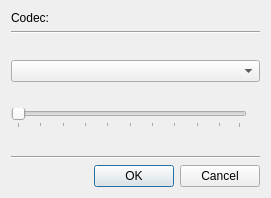
First picture: the form in examples/c++/qt/deep-diver-with-c-api/writeoptions.ui, repository HappySeaFox/sail, before the edit.
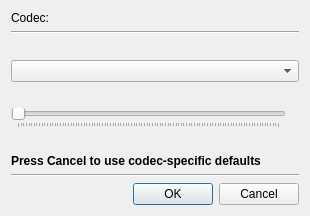
Second picture: the form after the edit.

Commit message: EXAMPLES: Added help labels to the read/write options dialog

Patch:
```diff
--- a/examples/c++/qt/deep-diver-with-c-api/writeoptions.ui
+++ b/examples/c++/qt/deep-diver-with-c-api/writeoptions.ui
@@ -6,21 +6,14 @@
    <rect>
     <x>0</x>
     <y>0</y>
-    <width>271</width>
-    <height>198</height>
+    <width>310</width>
+    <height>216</height>
    </rect>
   </property>
   <property name="windowTitle">
    <string>Write options tuning</string>
   </property>
   <layout class="QGridLayout" name="gridLayout">
-   <item row="0" column="0">
-    <widget class="QLabel" name="label">
-     <property name="text">
-      <string>Codec:</string>
-     </property>
-    </widget>
-   </item>
    <item row="0" column="1">
     <widget class="QLabel" name="labelCodec">
      <property name="sizePolicy">
@@ -44,18 +37,18 @@
      </property>
     </widget>
    </item>
-   <item row="2" column="0" colspan="2">
-    <widget class="QLabel" name="labelColor">
-     <property name="text">
-      <string/>
-     </property>
-    </widget>
-   </item>
    <item row="3" column="0" colspan="2">
     <widget class="QComboBox" name="comboColor"/>
    </item>
-   <item row="4" column="0" colspan="2">
-    <widget class="QLabel" name="labelCompression"/>
+   <item row="9" column="0" colspan="2">
+    <widget class="QDialogButtonBox" name="buttonBox">
+     <property name="orientation">
+      <enum>Qt::Horizontal</enum>
+     </property>
+     <property name="standardButtons">
+      <set>QDialogButtonBox::Cancel|QDialogButtonBox::Ok</set>
+     </property>
+    </widget>
    </item>
    <item row="5" column="0" colspan="2">
     <layout class="QHBoxLayout" name="horizontalLayout">
@@ -84,6 +77,13 @@
      </item>
     </layout>
    </item>
+   <item row="2" column="0" colspan="2">
+    <widget class="QLabel" name="labelColor">
+     <property name="text">
+      <string/>
+     </property>
+    </widget>
+   </item>
    <item row="6" column="1">
     <spacer name="verticalSpacer">
      <property name="orientation">
@@ -97,20 +97,33 @@
      </property>
     </spacer>
    </item>
-   <item row="7" column="0" colspan="2">
-    <widget class="Line" name="line">
-     <property name="orientation">
-      <enum>Qt::Horizontal</enum>
-     </property>
-    </widget>
+   <item row="4" column="0" colspan="2">
+    <widget class="QLabel" name="labelCompression"/>
    </item>
    <item row="8" column="0" colspan="2">
-    <widget class="QDialogButtonBox" name="buttonBox">
+    <widget class="Line" name="line">
      <property name="orientation">
       <enum>Qt::Horizontal</enum>
      </property>
-     <property name="standardButtons">
-      <set>QDialogButtonBox::Cancel|QDialogButtonBox::Ok</set>
+    </widget>
+   </item>
+   <item row="0" column="0">
+    <widget class="QLabel" name="label">
+     <property name="text">
+      <string>Codec:</string>
+     </property>
+    </widget>
+   </item>
+   <item row="7" column="0" colspan="2">
+    <widget class="QLabel" name="label_2">
+     <property name="font">
+      <font>
+       <weight>75</weight>
+       <bold>true</bold>
+      </font>
+     </property>
+     <property name="text">
+      <string>Press Cancel to use codec-specific defaults</string>
      </property>
     </widget>
    </item>
```
The commit also changes 1 other file.
